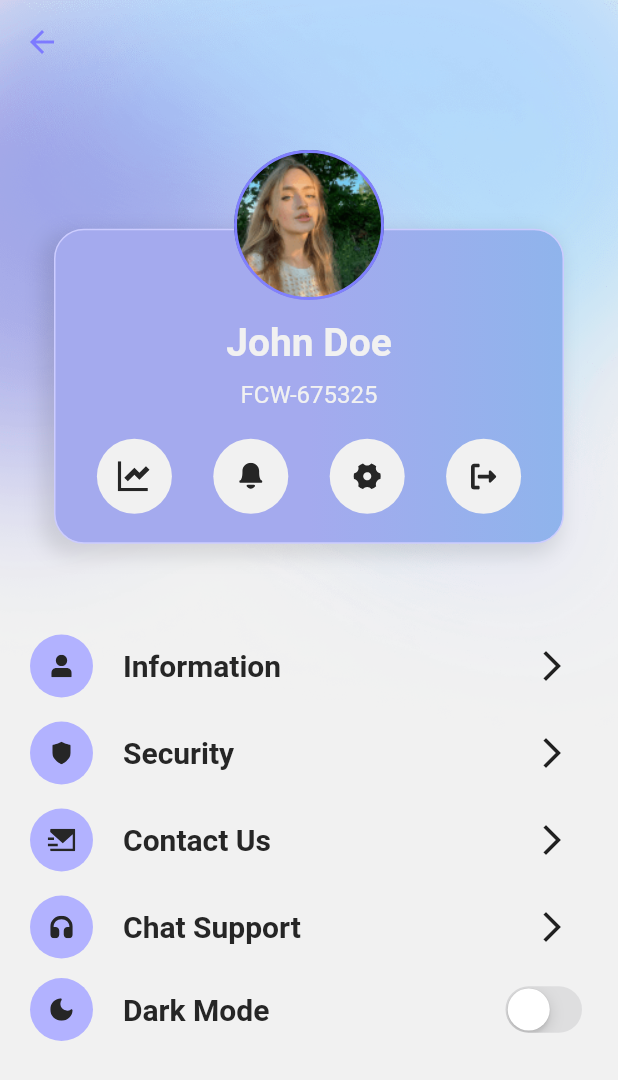
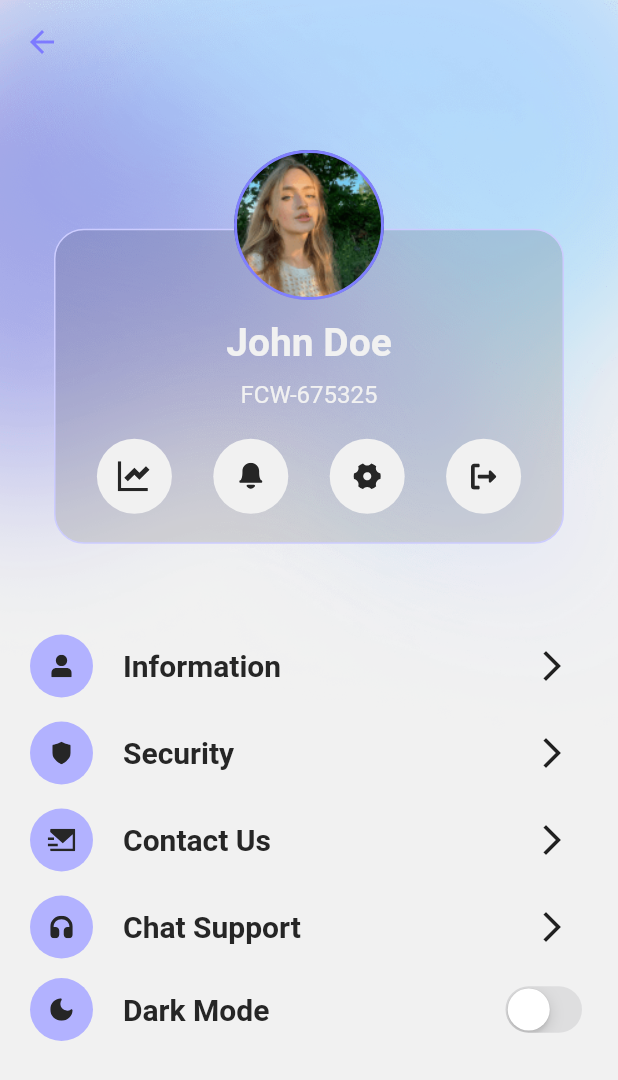
Before and after one commit to Auro-Project/auropay, a Flutter app: the MoreScreen screen opened by its route, on a phone screen of 412 x 824 dp. Shown: the top 1080 px of the screen. Run offline on Flutter 3.47's test engine with Material 2 defaults, Android fonts, the phone set to English and light mode, and no system bars; our stand-ins replace charts_flutter, cloud_firestore, firebase_auth, firebase_core, firebase_storage, flutter_secure_storage and 5 more; missing offline and left inert: local_auth_android, local_auth_ios; accounts and stored records are empty; Roboto replaces fonts that are missing (SF-Pro-Display).

Commit message:
updates changes1.1

```diff
--- a/lib/view/pages/MoreScreens/MoreScreen.dart
+++ b/lib/view/pages/MoreScreens/MoreScreen.dart
@@ -195,8 +195,9 @@ class MoreScreen extends StatelessWidget {
                     child: Container(
                       width: 340,
                       height: 210,
-                      decoration: gradient(context,
-                          borderColor: AppColors.accent1.shade100),
+                      decoration: border(context,
+                          borderColor: AppColors.accent1.shade100
+                      ),
                       child: Column(
                         mainAxisAlignment: MainAxisAlignment.start,
                         children: [
```
